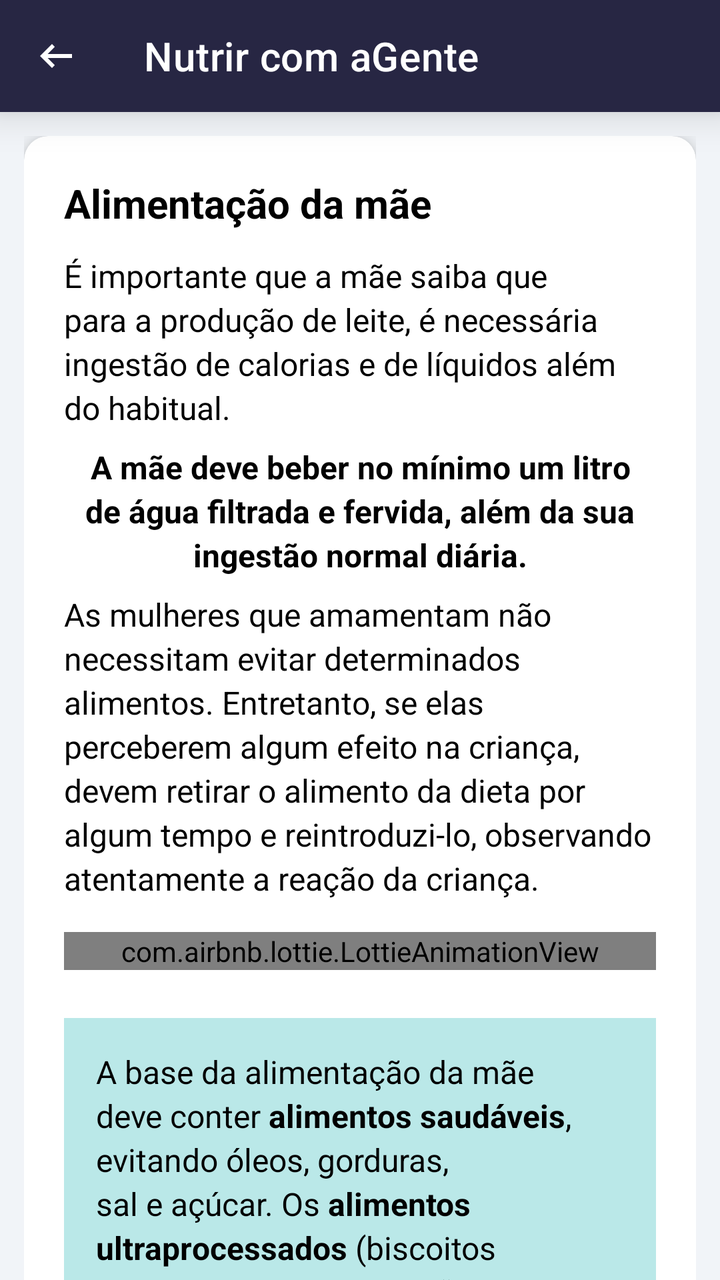
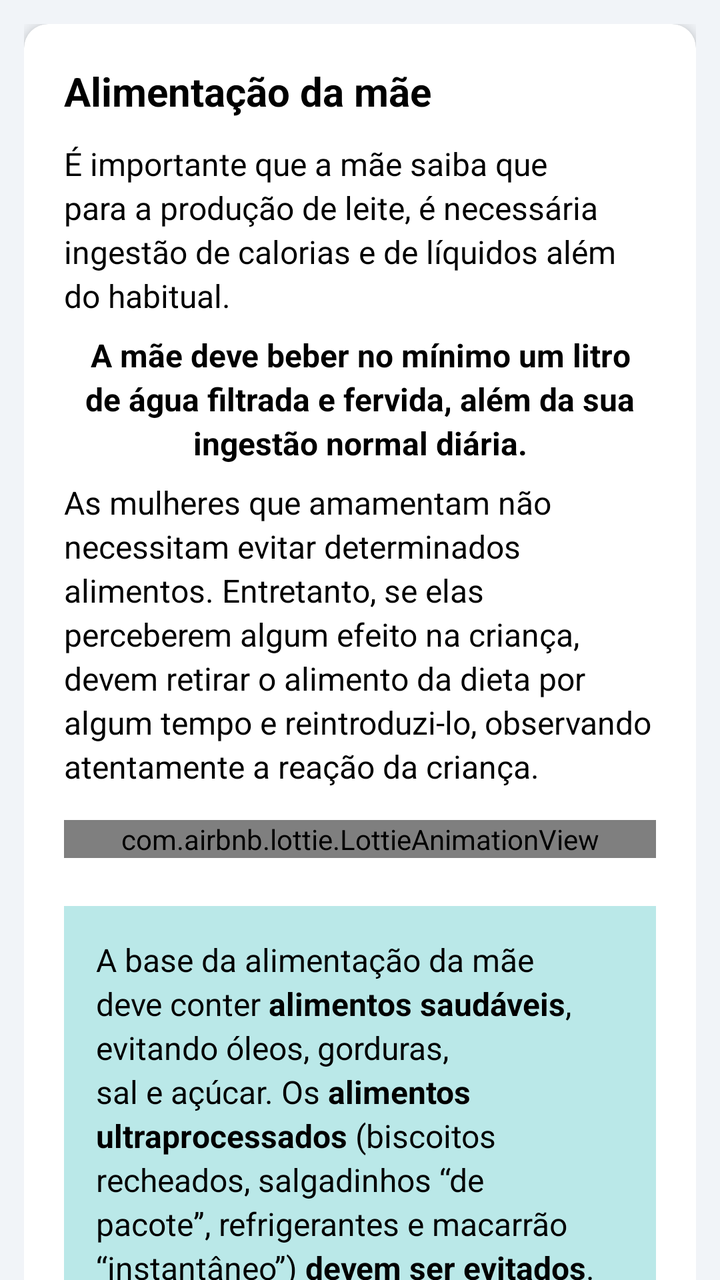

Two renders of the same Android screen: before a commit and after it. Below are the layout's source before the change and the commit's diff.
<!-- AndroidManifest.xml: application theme Theme.NutrirAGente -->
<!-- res/layout/mother_diet.xml -->
<?xml version="1.0" encoding="utf-8"?>
<androidx.coordinatorlayout.widget.CoordinatorLayout xmlns:android="http://schemas.android.com/apk/res/android"
    xmlns:app="http://schemas.android.com/apk/res-auto"
    android:layout_width="match_parent"
    android:layout_height="match_parent"
    android:background="@color/gray">

    
    <com.google.android.material.appbar.AppBarLayout
        android:layout_width="match_parent"
        android:layout_height="wrap_content"
        android:background="@color/blue_toolbar"
        app:elevation="12dp">

        <androidx.appcompat.widget.Toolbar
            android:id="@+id/toolbar"
            android:layout_width="match_parent"
            app:navigationIcon="@drawable/ic_arrow_back"
            android:layout_height="?attr/actionBarSize"
            app:title="@string/app_name"
            app:titleTextColor="@android:color/white" />

    </com.google.android.material.appbar.AppBarLayout>


    <androidx.core.widget.NestedScrollView
        android:layout_width="match_parent"
        android:layout_height="match_parent"
        app:layout_behavior="@string/appbar_scrolling_view_behavior">

        <LinearLayout
            android:layout_width="match_parent"
            android:layout_height="wrap_content"
            android:orientation="vertical"
            android:padding="12dp">

            <androidx.cardview.widget.CardView
                android:layout_width="match_parent"
                android:layout_height="wrap_content"
                android:layout_marginBottom="16dp"
                app:cardCornerRadius="12dp"
                app:cardElevation="4dp">

                <LinearLayout
                    android:layout_width="match_parent"
                    android:layout_height="wrap_content"
                    android:orientation="vertical"
                    android:padding="20dp">

                    
                    <TextView
                        android:layout_width="wrap_content"
                        android:layout_height="wrap_content"
                        android:layout_marginBottom="12dp"
                        android:text="@string/title_mother_feeding"
                        android:textColor="@android:color/black"
                        android:textSize="20sp"
                        android:textStyle="bold" />


                    <TextView
                        android:layout_width="match_parent"
                        android:layout_height="wrap_content"
                        android:layout_marginBottom="8dp"
                        android:lineSpacingExtra="3dp"
                        android:textColor="@color/black"
                        android:text="@string/about_milk_production"
                        android:textSize="16sp" />


                    <TextView
                        android:layout_width="match_parent"
                        android:layout_height="wrap_content"
                        android:layout_marginBottom="8dp"
                        android:lineSpacingExtra="3dp"
                        android:textAlignment="center"
                        android:textColor="@color/black"
                        android:text="@string/about_water_intake"
                        android:textStyle="bold"
                        android:textSize="16sp" />


                    <TextView
                        android:layout_width="match_parent"
                        android:layout_height="wrap_content"
                        android:layout_marginBottom="8dp"
                        android:lineSpacingExtra="3dp"
                        android:textColor="@color/black"
                        android:text="@string/about_food_intake"
                        android:textSize="16sp" />

                    <com.airbnb.lottie.LottieAnimationView
                        android:id="@+id/healthy_or_junk_food"
                        android:layout_width="match_parent"
                        android:layout_height="wrap_content"
                        android:layout_marginVertical="8dp"
                        android:adjustViewBounds="true"
                        android:scaleType="fitCenter"
                        app:lottie_rawRes="@raw/healthy_or_junk_food"
                        app:lottie_autoPlay="true"
                        app:lottie_loop="true" />


                    <TextView
                        android:layout_width="match_parent"
                        android:layout_height="wrap_content"
                        android:layout_marginTop="16dp"
                        android:background="@color/warn_blue"
                        android:padding="16dp"
                        android:text="@string/healthy_food_box"
                        android:textColor="@color/black"
                        android:textSize="16sp"
                        android:lineSpacingExtra="3dp" />

                </LinearLayout>
            </androidx.cardview.widget.CardView>

        </LinearLayout>
    </androidx.core.widget.NestedScrollView>

</androidx.coordinatorlayout.widget.CoordinatorLayout>
<!-- resources referenced by this layout -->
<resources>
  <color name="black">#FF000000</color>
  <color name="blue_toolbar">#272643</color>
  <color name="gray">#F1F4F8</color>
  <color name="warn_blue">#FFBAE8E8</color>
  <!-- drawable ic_arrow_back (drawable) -->
  <vector xmlns:android="http://schemas.android.com/apk/res/android" android:autoMirrored="true" android:height="24dp" android:tint="@color/white" android:viewportHeight="960" android:viewportWidth="960" android:width="24dp">
        
      <path android:fillColor="@android:color/white" android:pathData="M400,720L160,480L400,240L456,298L314,440L800,440L800,520L314,520L456,662L400,720Z"/>
      
  </vector>
  <string name="about_food_intake">As mulheres que amamentam não necessitam evitar determinados alimentos. Entretanto, se elas perceberem algum efeito na criança, devem retirar o alimento da dieta por algum tempo e reintroduzi-lo, observando atentamente a reação da criança.</string>
  <string name="about_milk_production">É importante que a mãe saiba que para a produção de leite, é necessária ingestão de calorias e de líquidos além do habitual.</string>
  <string name="about_water_intake">A mãe deve beber no mínimo um litro de água filtrada e fervida, além da sua ingestão normal diária.</string>
  <string name="app_name">Nutrir com aGente</string>
  <string name="healthy_food_box">A base da alimentação da mãe deve conter <b>alimentos saudáveis</b>, evitando óleos, gorduras, sal e açúcar. Os <b>alimentos ultraprocessados</b> (biscoitos recheados, salgadinhos “de pacote”, refrigerantes e macarrão “instantâneo”) <b>devem ser evitados</b>.</string>
  <string name="title_mother_feeding">Alimentação da mãe</string>
  <style name="Theme.NutrirAGente" parent="Theme.MaterialComponents.Light.NoActionBar">
          
          <item name="colorPrimary">@color/purple_500</item>
          <item name="colorPrimaryVariant">@color/blue_toolbar</item>
          <item name="colorOnPrimary">@color/white</item>
          <item name="colorOnPrimaryFixedVariant">@color/blue_toolbar</item>
          
          <item name="colorSecondary">@color/teal_200</item>
          <item name="colorSecondaryVariant">@color/teal_700</item>
          <item name="colorOnSecondary">@color/black</item>
          
          <item name="android:statusBarColor">@color/blue_toolbar</item>
          
      </style>
  <color name="white">#FFFFFFFF</color>
  <color name="purple_500">#FF6200EE</color>
  <color name="teal_200">#FF03DAC5</color>
  <color name="teal_700">#FF018786</color>
</resources>

<!-- the commit's change to res/layout/mother_diet.xml (unified diff, before → after) -->
@@ -12,13 +12,7 @@
         android:background="@color/blue_toolbar"
         app:elevation="12dp">
 
-        <androidx.appcompat.widget.Toolbar
-            android:id="@+id/toolbar"
-            android:layout_width="match_parent"
-            app:navigationIcon="@drawable/ic_arrow_back"
-            android:layout_height="?attr/actionBarSize"
-            app:title="@string/app_name"
-            app:titleTextColor="@android:color/white" />
+
 
     </com.google.android.material.appbar.AppBarLayout>
 
<!-- resource entries referenced after the edit -->
@@ -4,16 +4,9 @@
   <color name="blue_toolbar">#272643</color>
   <color name="gray">#F1F4F8</color>
   <color name="warn_blue">#FFBAE8E8</color>
-  <!-- drawable ic_arrow_back (drawable) -->
-  <vector xmlns:android="http://schemas.android.com/apk/res/android" android:autoMirrored="true" android:height="24dp" android:tint="@color/white" android:viewportHeight="960" android:viewportWidth="960" android:width="24dp">
-        
-      <path android:fillColor="@android:color/white" android:pathData="M400,720L160,480L400,240L456,298L314,440L800,440L800,520L314,520L456,662L400,720Z"/>
-      
-  </vector>
   <string name="about_food_intake">As mulheres que amamentam não necessitam evitar determinados alimentos. Entretanto, se elas perceberem algum efeito na criança, devem retirar o alimento da dieta por algum tempo e reintroduzi-lo, observando atentamente a reação da criança.</string>
   <string name="about_milk_production">É importante que a mãe saiba que para a produção de leite, é necessária ingestão de calorias e de líquidos além do habitual.</string>
   <string name="about_water_intake">A mãe deve beber no mínimo um litro de água filtrada e fervida, além da sua ingestão normal diária.</string>
-  <string name="app_name">Nutrir com aGente</string>
   <string name="healthy_food_box">A base da alimentação da mãe deve conter <b>alimentos saudáveis</b>, evitando óleos, gorduras, sal e açúcar. Os <b>alimentos ultraprocessados</b> (biscoitos recheados, salgadinhos “de pacote”, refrigerantes e macarrão “instantâneo”) <b>devem ser evitados</b>.</string>
   <string name="title_mother_feeding">Alimentação da mãe</string>
   <style name="Theme.NutrirAGente" parent="Theme.MaterialComponents.Light.NoActionBar">
